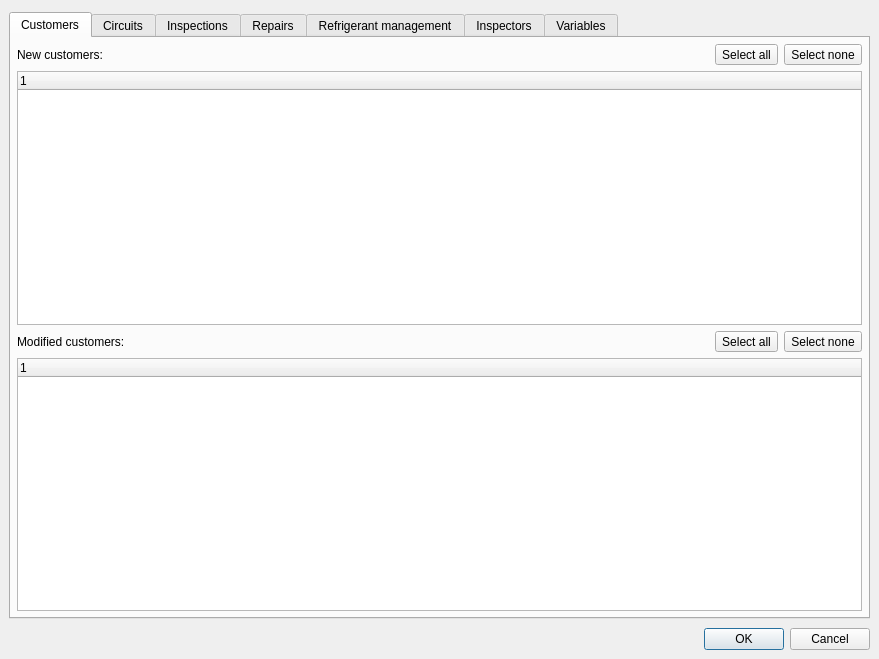
This is ui/import_dialogue.ui in szchkt/leaklog as Qt 5 draws it before an edit. The edited form follows.
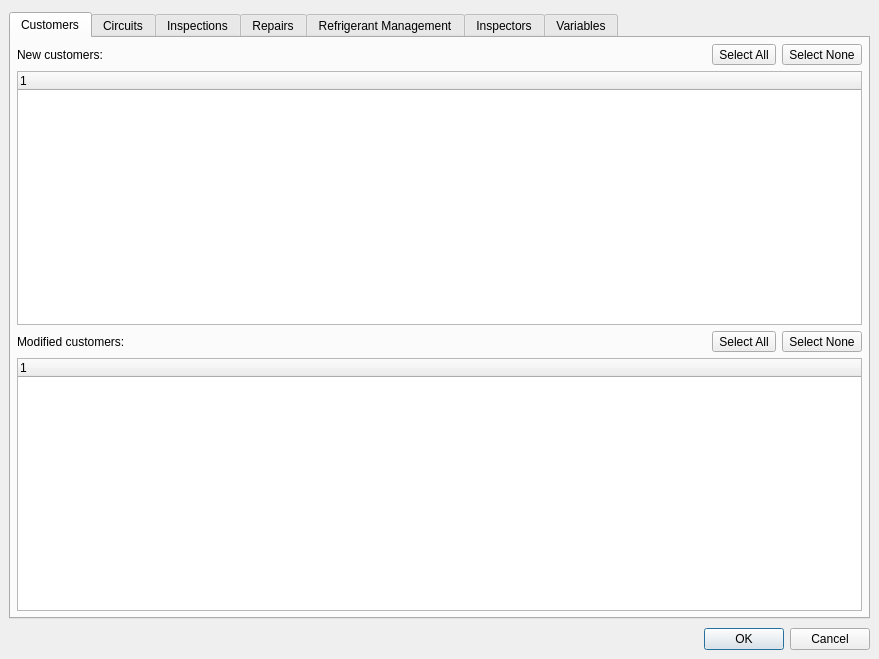
This is the edited form. Icons and pictures are not drawn.

Commit message: Changed sentence case to title case where appropriate, added the Import menu

Diff of the .ui file:
```diff
--- a/ui/import_dialogue.ui
+++ b/ui/import_dialogue.ui
@@ -62,14 +62,14 @@
          <item>
           <widget class="QToolButton" name="tbtn_customers_new_selectall">
            <property name="text">
-            <string>Select all</string>
+            <string>Select All</string>
            </property>
           </widget>
          </item>
          <item>
           <widget class="QToolButton" name="tbtn_customers_new_selectnone">
            <property name="text">
-            <string>Select none</string>
+            <string>Select None</string>
            </property>
           </widget>
          </item>
@@ -108,14 +108,14 @@
          <item>
           <widget class="QToolButton" name="tbtn_customers_modified_selectall">
            <property name="text">
-            <string>Select all</string>
+            <string>Select All</string>
            </property>
           </widget>
          </item>
          <item>
           <widget class="QToolButton" name="tbtn_customers_modified_selectnone">
            <property name="text">
-            <string>Select none</string>
+            <string>Select None</string>
            </property>
           </widget>
          </item>
@@ -437,7 +437,7 @@
      </widget>
      <widget class="QWidget" name="tab_refrigerant_management">
       <attribute name="title">
-       <string>Refrigerant management</string>
+       <string>Refrigerant Management</string>
       </attribute>
       <layout class="QVBoxLayout" name="verticalLayout_8">
        <item>
```
Left out of the diff: 42 changed lines with no effect on the pictures. The commit also changes 10 other files.
